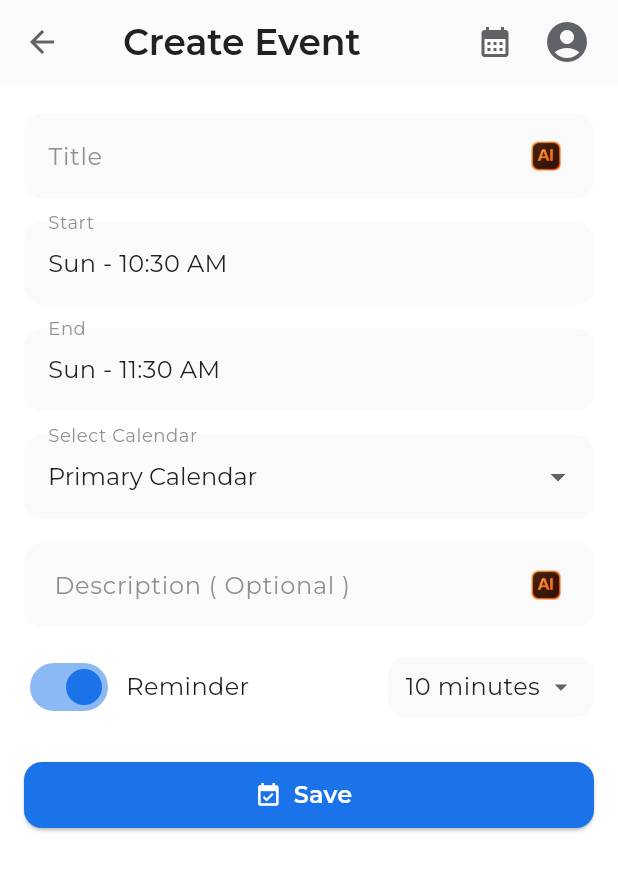
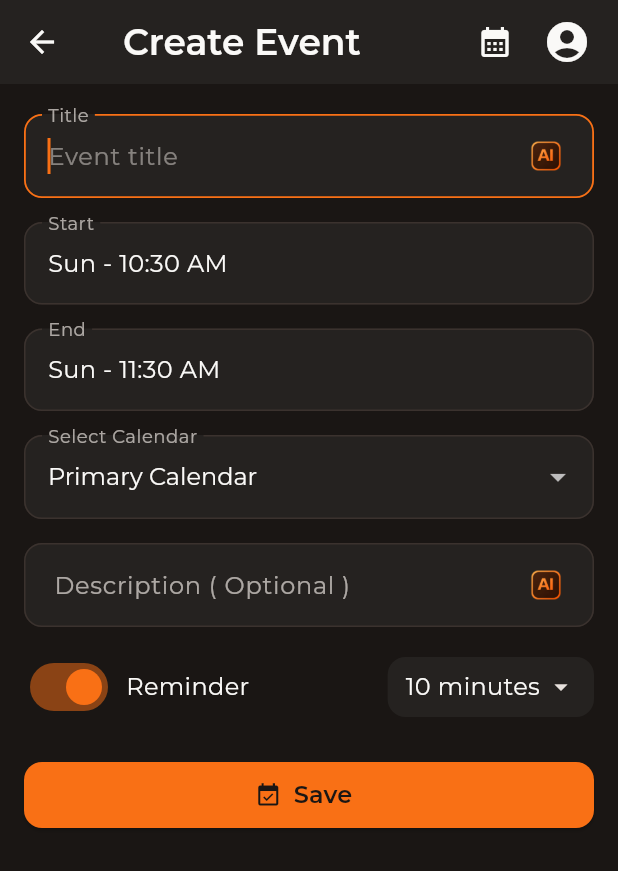
Before and after one commit to sachicodex/Agenix, a Flutter app: the CreateEventScreen screen opened by its route, on a phone screen of 412 x 824 dp. Shown: the top 871 px of the screen. Run offline on Flutter 3.47's test engine with Material 3 defaults, Android fonts, the phone set to English and light mode, and no system bars; our stand-ins replace flutter_dotenv, flutter_riverpod, flutter_secure_storage, google_sign_in, googleapis_auth, shared_preferences and 2 more; missing offline and left inert: googleapis; accounts and stored records are empty.

Commit message:
chore: function UI/UX

```diff
--- a/lib/data/remote/remote_calendar_data_source.dart
+++ b/lib/data/remote/remote_calendar_data_source.dart
@@ -35,9 +35,7 @@ class RemoteCalendarDataSource {
     );
   }
 
-  Future<CalendarEvent> insertEvent({
-    required CalendarEvent event,
-  }) async {
+  Future<CalendarEvent> insertEvent({required CalendarEvent event}) async {
     final reminders = event.reminders.isNotEmpty
         ? [
             {'method': 'popup', 'minutes': event.reminders.first},
@@ -60,9 +58,7 @@ class RemoteCalendarDataSource {
     );
   }
 
-  Future<CalendarEvent> updateEvent({
-    required CalendarEvent event,
-  }) async {
+  Future<CalendarEvent> updateEvent({required CalendarEvent event}) async {
     if (event.gEventId == null) {
       throw StateError('Cannot update event without gEventId');
     }
@@ -90,9 +86,28 @@ class RemoteCalendarDataSource {
     );
   }
 
-  Future<void> deleteEvent({
+  Future<CalendarEvent> moveEvent({
     required CalendarEvent event,
+    required String sourceCalendarId,
   }) async {
+    if (event.gEventId == null) {
+      throw StateError('Cannot move event without gEventId');
+    }
+
+    final moved = await _googleService.moveEvent(
+      eventId: event.gEventId!,
+      sourceCalendarId: sourceCalendarId,
+      destinationCalendarId: event.calendarId,
+    );
+
+    return _mapFromApiEvent(
+      moved,
+      calendarId: event.calendarId,
+      fallbackColor: event.color,
+    );
+  }
+
+  Future<void> deleteEvent({required CalendarEvent event}) async {
     if (event.gEventId == null) {
       return;
     }
@@ -125,7 +140,8 @@ class RemoteCalendarDataSource {
       deleted: deleted,
       pendingAction: PendingAction.none,
       color: Color(colorValue),
-      reminders: (data['reminders'] as List<dynamic>?)
+      reminders:
+          (data['reminders'] as List<dynamic>?)
               ?.map((e) => e as int)
               .toList() ??
           [],
@@ -145,10 +161,7 @@ class RemoteCalendarDataSource {
     final end = endDateTime?.toLocal() ?? start.add(const Duration(hours: 1));
 
     return CalendarEvent(
-      id: _buildRemoteLocalId(
-        calendarId: calendarId,
-        gEventId: event.id,
-      ),
+      id: _buildRemoteLocalId(calendarId: calendarId, gEventId: event.id),
       gEventId: event.id,
       calendarId: calendarId,
       title: event.summary?.trim().isNotEmpty == true
@@ -165,10 +178,8 @@ class RemoteCalendarDataSource {
       deleted: event.status == 'cancelled',
       pendingAction: PendingAction.none,
       color: fallbackColor,
-      reminders: event.reminders?.overrides
-              ?.map((r) => r.minutes ?? 0)
-              .toList() ??
-          [],
+      reminders:
+          event.reminders?.overrides?.map((r) => r.minutes ?? 0).toList() ?? [],
     );
   }
 
--- a/lib/screens/create_event_screen.dart
+++ b/lib/screens/create_event_screen.dart
@@ -13,7 +13,6 @@ import 'settings_screen.dart';
 import '../models/calendar_event.dart';
 import '../providers/event_providers.dart';
 
-
 class CreateEventScreen extends ConsumerStatefulWidget {
   static const routeName = '/create';
   final VoidCallback? onSignOut;
@@ -21,8 +20,7 @@ class CreateEventScreen extends ConsumerStatefulWidget {
   const CreateEventScreen({super.key, this.onSignOut});
 
   @override
-  ConsumerState<CreateEventScreen> createState() =>
-      _CreateEventScreenState();
+  ConsumerState<CreateEventScreen> createState() => _CreateEventScreenState();
 }
 
 class _CreateEventScreenState extends ConsumerState<CreateEventScreen> {
@@ -253,6 +251,7 @@ class _CreateEventScreenState extends ConsumerState<CreateEventScreen> {
       children: [
         LargeTextField(
           controller: _titleController,
+          autofocus: true,
           hint: 'Event title',
           label: 'Title',
           requiredField: true,
@@ -377,9 +376,7 @@ class _CreateEventScreenState extends ConsumerState<CreateEventScreen> {
         ElevatedButton.icon(
           onPressed: _saving ? null : _onSavePressed,
           icon: const Icon(Icons.event_available),
-          label: _saving
-              ? const Text('Saving...')
-              : const Text('Save'),
+          label: _saving ? const Text('Saving...') : const Text('Save'),
         ),
       ],
     );
@@ -595,10 +592,7 @@ class _CreateEventScreenState extends ConsumerState<CreateEventScreen> {
       final calendarId = _selectedCalendarId ?? 'primary';
       final selected = _availableCalendars
           .cast<Map<String, dynamic>>()
-          .firstWhere(
-            (c) => c['id'] == calendarId,
-            orElse: () => {},
-          );
+          .firstWhere((c) => c['id'] == calendarId, orElse: () => {});
       final colorValue = selected['color'] as int?;
       final minutes = reminderOn ? _parseReminderMinutes(reminderValue) : null;
 
--- a/lib/theme/app_colors.dart
+++ b/lib/theme/app_colors.dart
@@ -1,37 +1,41 @@
 import 'package:flutter/material.dart';
 
 class AppColors {
-  // Google Calendar color scheme
-  static const Color primary = Color(0xFF1A73E8); // Google Blue
-  static const Color secondary = Color(0xFF34A853); // Google Green
-  static const Color background = Color(0xFFFFFFFF); // White background (light mode)
-  static const Color surface = Color(0xFFFAFAFA); // Light gray surface
-  static const Color error = Color(0xFFEA4335); // Google Red
-  static const Color onPrimary = Color(0xFFFFFFFF);
-  static const Color onBackground = Color(0xFF202124); // Dark text on light
-  static const Color onSurface = Color(0xFF5F6368); // Gray text
+  // Brand dark-mode palette
+  static const Color primary = Color(0xFFF97015); // Brand
+  static const Color secondary = Color(0xFFFFA04D); // Highlight
+  static const Color background = Color(0xFF1A1614); // Dark background
+  static const Color surface = Color(0xFF252220); // Dark surface
+  static const Color error = Color(0xFFCB4B0B); // Emphasis
+  static const Color onPrimary = Color(
+    0xFF1A1614,
+  ); // Dark text on orange button
+  static const Color onBackground = Color(0xFFFAF9F7); // Light text on dark
+  static const Color onSurface = Color(0xFFE7E1DC); // Secondary light text
   static const Color onError = Color(0xFFFFFFFF);
 
-  // Google Calendar specific colors
-  static const Color borderColor = Color(0xFFDADCE0); // Light gray border
-  static const Color dividerColor = Color(0xFFE8EAED); // Divider color
-  static const Color hoverColor = Color(0xFFF1F3F4); // Hover state
-  static const Color selectedColor = Color(0xFFE8F0FE); // Selected state (light blue)
-  static const Color timeTextColor = Color(0xFF5F6368); // Time label color
+  // Supporting UI colors
+  static const Color borderColor = Color(0xFF3B322E);
+  static const Color dividerColor = Color(0xFF332C28);
+  static const Color hoverColor = Color(0x33252220); // Surface with low opacity
+  static const Color selectedColor = Color(
+    0x33F97015,
+  ); // Brand with low opacity
+  static const Color timeTextColor = Color(0xFFC2B8B1);
 
-  // Google Calendar event colors (matching Google's palette)
+  // Event colors (kept varied while aligned with warm dark UI)
   static const List<Color> eventColors = [
-    Color(0xFF7986CB), // Lavender
-    Color(0xFF33B679), // Green
-    Color(0xFF8E24AA), // Purple
-    Color(0xFFE67C73), // Red
-    Color(0xFFF6BF26), // Yellow
-    Color(0xFFF4511E), // Orange
-    Color(0xFF039BE5), // Blue
-    Color(0xFF0097A7), // Teal
-    Color(0xFFAD1457), // Pink
-    Color(0xFF616161), // Grey
-    Color(0xFF795548), // Brown
+    Color(0xFFF97015), // Brand orange
+    Color(0xFFFFA04D), // Highlight orange
+    Color(0xFFCB4B0B), // Emphasis orange
+    Color(0xFFFF7729), // Hover orange
+    Color(0xFFE67E22), // Amber
+    Color(0xFFD35400), // Deep orange
+    Color(0xFF16A085), // Teal
+    Color(0xFF2E86C1), // Blue
+    Color(0xFF8E44AD), // Purple
+    Color(0xFF27AE60), // Green
+    Color(0xFFC0392B), // Red
   ];
 }
 
--- a/lib/widgets/form_fields.dart
+++ b/lib/widgets/form_fields.dart
@@ -3,6 +3,8 @@ import '../theme/app_colors.dart';
 
 class LargeTextField extends StatelessWidget {
   final TextEditingController? controller;
+  final FocusNode? focusNode;
+  final bool autofocus;
   final String? hint;
   final String? label;
   final bool requiredField;
@@ -12,6 +14,8 @@ class LargeTextField extends StatelessWidget {
   const LargeTextField({
     super.key,
     this.controller,
+    this.focusNode,
+    this.autofocus = false,
     this.hint,
     this.label,
     this.requiredField = false,
@@ -25,6 +29,8 @@ class LargeTextField extends StatelessWidget {
       padding: const EdgeInsets.symmetric(vertical: 4.0),
       child: TextField(
         controller: controller,
+        focusNode: focusNode,
+        autofocus: autofocus,
         decoration: InputDecoration(
           hintText: hint,
           labelText: label,
```
Also changed, not shown: lib/data/local/local_event_store.dart (+20 -12 lines), lib/screens/calendar_day_view_screen.dart (+69 -61 lines), lib/screens/widgets/event_creation_modal.dart (+22 -12 lines), lib/screens/widgets/event_details_popover.dart (+12 -3 lines), lib/services/google_calendar_service.dart (+68 -17 lines), lib/services/sync_service.dart (+80 -29 lines), lib/theme/app_theme.dart (+26 -5 lines).
